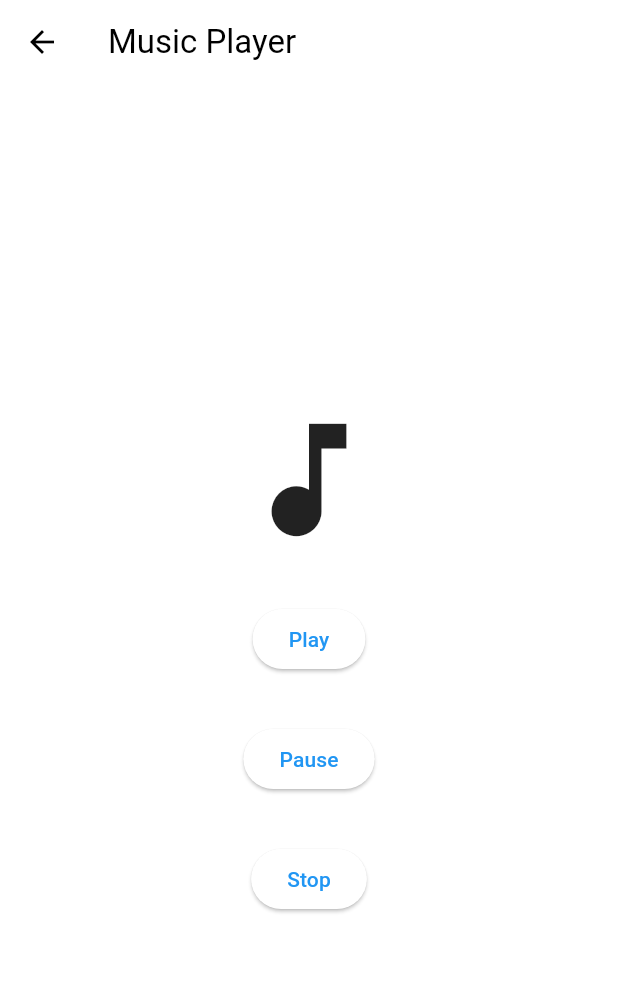
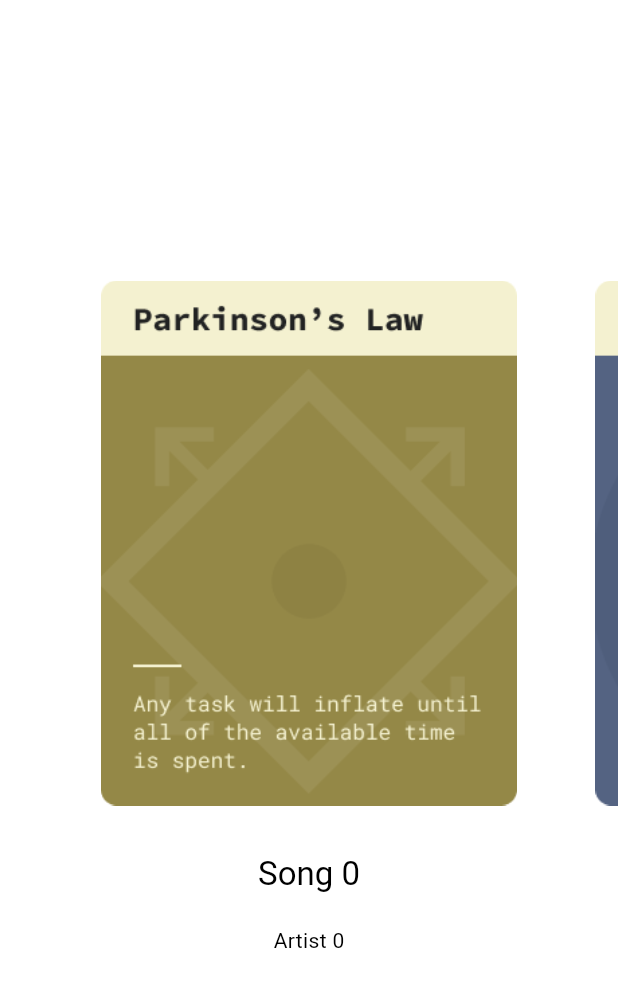
Before and after one commit to MRGRAVITY817/flutter_animations, a Flutter app: the MusicPlayerScreen screen opened directly, on a phone screen of 412 x 824 dp. Shown: the top 987 px of the screen. Run offline on Flutter 3.47's test engine with Material 3 defaults, Android fonts, the phone set to English and light mode, and no system bars; our stand-ins replace flutter_hooks.

Commit message:
feat: add pageview to music player screen

```diff
--- a/lib/screens/music_player_screen.dart
+++ b/lib/screens/music_player_screen.dart
@@ -1,45 +1,50 @@
 import 'package:flutter/material.dart';
+import 'package:flutter_hooks/flutter_hooks.dart';
 
-class MusicPlayerScreen extends StatelessWidget {
+class MusicPlayerScreen extends HookWidget {
   const MusicPlayerScreen({super.key});
 
   @override
   Widget build(BuildContext context) {
+    const maxIndex = 6;
+
+    final pageController = usePageController(viewportFraction: 0.8);
+
     return Scaffold(
-      appBar: AppBar(
-        title: const Text("Music Player"),
-      ),
-      body: Center(
-        child: Column(
-          mainAxisAlignment: MainAxisAlignment.center,
-          children: [
-            const Icon(
-              Icons.music_note,
-              size: 100,
-            ),
-            const SizedBox(height: 32),
-            ElevatedButton(
-              onPressed: () {
-                // Play music
-              },
-              child: const Text("Play"),
-            ),
-            const SizedBox(height: 32),
-            ElevatedButton(
-              onPressed: () {
-                // Pause music
-              },
-              child: const Text("Pause"),
-            ),
-            const SizedBox(height: 32),
-            ElevatedButton(
-              onPressed: () {
-                // Stop music
-              },
-              child: const Text("Stop"),
-            ),
-          ],
-        ),
+      body: Stack(
+        children: [
+          PageView.builder(
+            controller: pageController,
+            itemCount: maxIndex,
+            scrollDirection: Axis.horizontal,
+            itemBuilder: (context, index) {
+              return Column(
+                mainAxisAlignment: MainAxisAlignment.center,
+                children: [
+                  Container(
+                    height: 350,
+                    decoration: BoxDecoration(
+                      image: DecorationImage(
+                        image: AssetImage("assets/covers/$index.png"),
+                      ),
+                    ),
+                  ),
+                  const SizedBox(
+                    height: 32,
+                  ),
+                  Text(
+                    "Song $index",
+                    style: Theme.of(context).textTheme.titleLarge,
+                  ),
+                  const SizedBox(
+                    height: 20,
+                  ),
+                  Text("Artist $index"),
+                ],
+              );
+            },
+          )
+        ],
       ),
     );
   }
```
